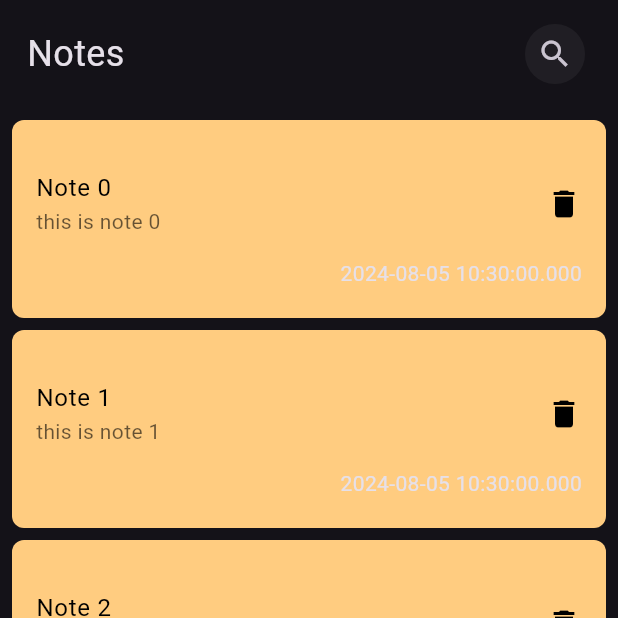
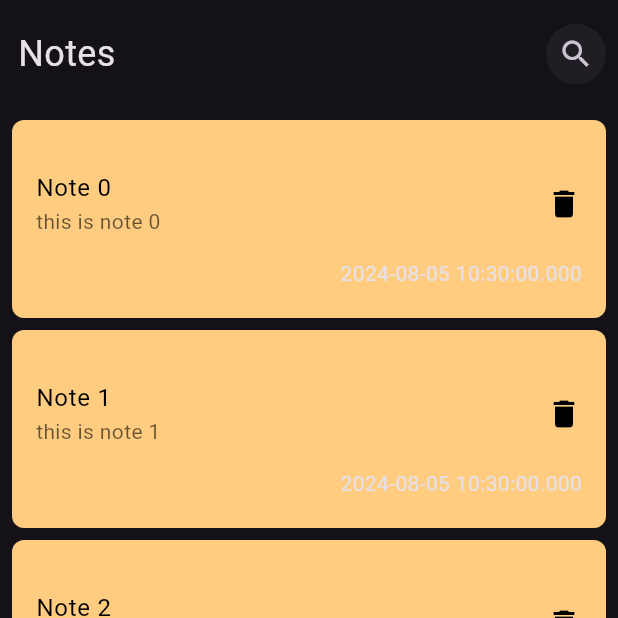
Before and after one commit to Mahmoud-Magdy17/notes_app, a Flutter app: the screen it shows after launch, on a phone screen of 412 x 824 dp, the top half of it. Run offline on Flutter 3.47's test engine with Material 3 defaults, Android fonts, the phone set to English and light mode, and no system bars; Roboto replaces fonts that are missing (assets/fonts/Poppins/Poppins-Regular.ttf).

Commit message:
finish edit note view

```diff
--- a/lib/core/widgets/custom_app_bar.dart
+++ b/lib/core/widgets/custom_app_bar.dart
@@ -6,16 +6,29 @@ class CustomAppBar extends StatelessWidget {
     this.icon,
     required this.title,
     this.onPressed,
+    this.back,
   });
   final Icon? icon;
   final String title;
   final Function()? onPressed;
+  final bool? back;
   @override
   Widget build(BuildContext context) {
     return Padding(
-      padding: const EdgeInsets.symmetric(horizontal: 18.0, vertical: 12.0),
+      padding: const EdgeInsets.symmetric(horizontal: 4.0, vertical: 12.0),
       child: Row(
         children: [
+          back != null
+              ? IconButton(
+                  onPressed: () {
+                    Navigator.pop(context);
+                  },
+                  icon: const Icon(Icons.arrow_back),
+                )
+              : const SizedBox(),
+          const SizedBox(
+            width: 8,
+          ),
           Text(
             title,
             style: const TextStyle(fontSize: 24),
@@ -29,11 +42,7 @@ class CustomAppBar extends StatelessWidget {
                     ),
                   ),
                   onPressed: onPressed ?? () {},
-                  icon: icon != null
-                      ? const Icon(
-                          Icons.search,
-                        )
-                      : const SizedBox(),
+                  icon: icon ?? const SizedBox(),
                 )
               : const SizedBox(),
         ],
--- a/lib/features/all_notes_features/ui/widgets/custom_note_item.dart
+++ b/lib/features/all_notes_features/ui/widgets/custom_note_item.dart
@@ -1,12 +1,19 @@
 import 'package:flutter/material.dart';
 import 'package:notes_app/core/models/note_model.dart';
+import 'package:notes_app/features/edit_note_feature/ui/edit_note_view.dart';
+
+import '../../../../core/functions/navigate_to.dart';
 
 class CustomNoteItem extends StatelessWidget {
   const CustomNoteItem({super.key, required this.note});
   final NoteModel note;
   @override
   Widget build(BuildContext context) {
-    return Container(
+    return GestureDetector(
+      onTap: () {
+        navigateTo(context, EditNoteView(note: note));
+      },
+      child: Container(
         padding: const EdgeInsets.symmetric(horizontal: 16, vertical: 20),
         decoration: const BoxDecoration(
           color: Color(0xffffcc80),
@@ -16,7 +23,7 @@ class CustomNoteItem extends StatelessWidget {
           crossAxisAlignment: CrossAxisAlignment.end,
           children: [
             ListTile(
-            contentPadding: EdgeInsets.all(0),
+              contentPadding: const EdgeInsets.all(0),
               title: Text(
                 note.title,
                 style: const TextStyle(
@@ -42,6 +49,7 @@ class CustomNoteItem extends StatelessWidget {
             Text(note.creationDate.toString()),
           ],
         ),
+      ),
     );
   }
 }
```
Also changed, not shown: lib/core/functions/navigate_to.dart (added, +9 -0 lines), lib/features/edit_note_feature/ui/edit_note_view.dart (+19 -3 lines), lib/features/edit_note_feature/ui/widgets/edit_note_form.dart (added, +25 -0 lines). Lines whose indentation alone changed are shown as unchanged.
